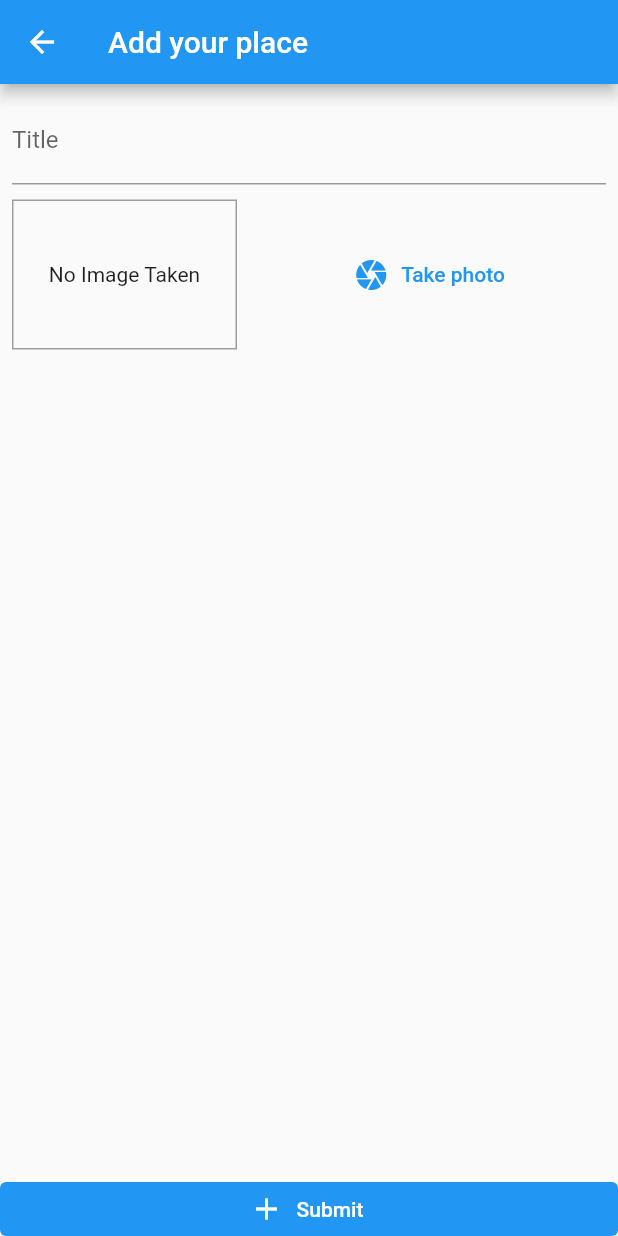
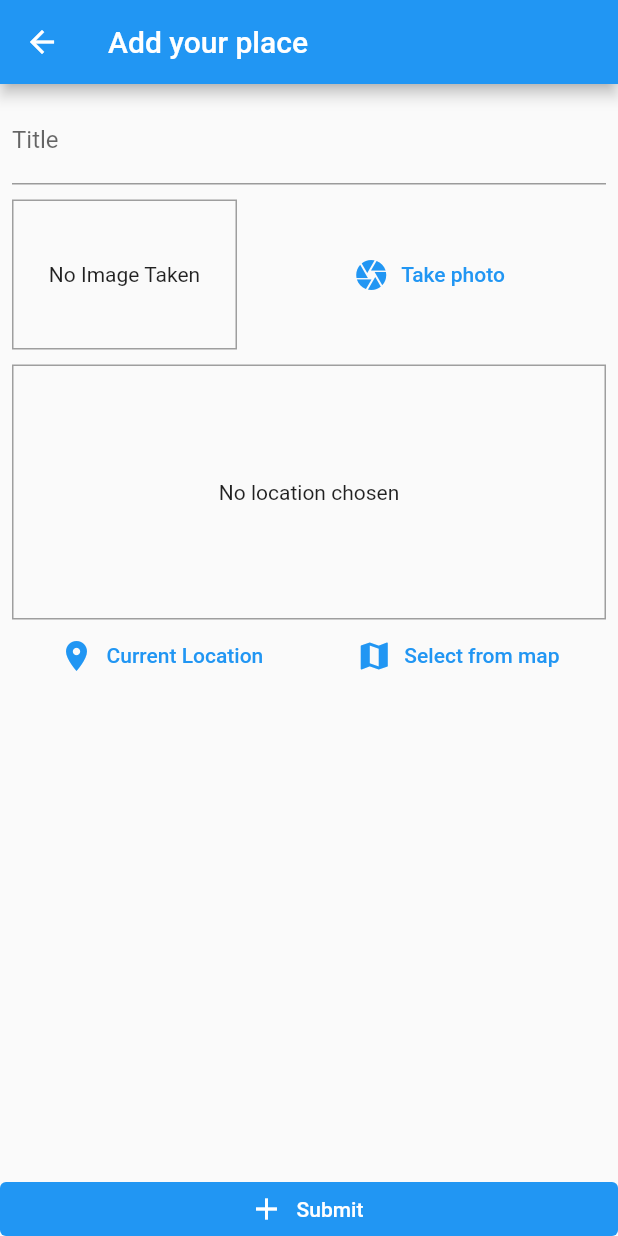
Before and after one commit to Hhanri/places, a Flutter app: the AddPlaceScreen screen opened by its route, on a phone screen of 412 x 824 dp. Run offline on Flutter 3.47's test engine with Material 2 defaults, Android fonts, the phone set to English and light mode, and no system bars; our stand-ins replace image_picker, location, sqflite; accounts and stored records are empty.

Commit message:
LocationInputWidget, get current location

```diff
--- /dev/null
+++ b/lib/helpers/location_helper.dart
@@ -0,0 +1,7 @@
+import 'package:places/helpers/keys.dart';
+
+class LocationHelper {
+  static String generateLocationPreviewImage({required double latitude, required double longitude}) {
+    return 'https://maps.googleapis.com/maps/api/staticmap?center=$latitude,$longitude&zoom=13&size=600x300&maptype=roadmap&markers=color:green%7Clabel:G%7C$latitude,$longitude&key=$GOOGLE_API_KEY';
+  }
+}
--- a/lib/screens/add_place_screen.dart
+++ b/lib/screens/add_place_screen.dart
@@ -3,6 +3,7 @@ import 'dart:io';
 import 'package:flutter/material.dart';
 import 'package:places/providers/places_provider.dart';
 import 'package:places/widgets/image_input_widget.dart';
+import 'package:places/widgets/location_input_widget.dart';
 import 'package:provider/provider.dart';
 
 class AddPlaceScreen extends StatefulWidget {
@@ -52,7 +53,9 @@ class _AddPlaceScreenState extends State<AddPlaceScreen> {
                     ),
                     const SizedBox(height: 10),
                     Container(),
-                    ImageInputWidget(onSelectImage: _selectImage)
+                    ImageInputWidget(onSelectImage: _selectImage),
+                    const SizedBox(height: 10,),
+                    const LocationInputWidget()
                   ],
                 ),
               ),
--- /dev/null
+++ b/lib/widgets/location_input_widget.dart
@@ -0,0 +1,56 @@
+import 'package:flutter/material.dart';
+import 'package:location/location.dart';
+import 'package:places/helpers/location_helper.dart';
+
+class LocationInputWidget extends StatefulWidget {
+  const LocationInputWidget({Key? key}) : super(key: key);
+
+  @override
+  State<LocationInputWidget> createState() => _LocationInputWidgetState();
+}
+
+class _LocationInputWidgetState extends State<LocationInputWidget> {
+
+  String? _previewImageUrl;
+
+  Future<void> _getCurrentLocation() async {
+    final location = await Location().getLocation();
+    final staticMapUrl = LocationHelper.generateLocationPreviewImage(latitude: location.latitude!, longitude: location.longitude!);
+    setState(() {
+      _previewImageUrl = staticMapUrl;
+    });
+  }
+
+
+  @override
+  Widget build(BuildContext context) {
+    return Column(
+      children: [
+        Container(
+          alignment: Alignment.center,
+          height: 170,
+          width: double.infinity,
+          decoration: BoxDecoration(border: Border.all(width: 1, color: Colors.grey)),
+          child: _previewImageUrl == null
+            ? const Text("No location chosen")
+            : Image.network(_previewImageUrl!, fit: BoxFit.cover, width: double.infinity,),
+        ),
+        Row(
+          mainAxisAlignment: MainAxisAlignment.spaceAround,
+          children: [
+            TextButton.icon(
+              onPressed: _getCurrentLocation,
+              icon: const Icon(Icons.location_on),
+              label: const Text("Current Location")
+            ),
+            TextButton.icon(
+              onPressed: () {},
+              icon: const Icon(Icons.map),
+              label: const Text("Select from map")
+            )
+          ],
+        )
+      ],
+    );
+  }
+}
--- a/pubspec.yaml
+++ b/pubspec.yaml
@@ -34,6 +34,7 @@ dependencies:
   path_provider: ^2.0.11
   path: ^1.8.1
   sqflite: ^2.0.3
+  location: ^4.4.0
   # The following adds the Cupertino Icons font to your application.
   # Use with the CupertinoIcons class for iOS style icons.
   cupertino_icons: ^1.0.2
```
Also changed, not shown: pubspec.lock, 2 other files.
